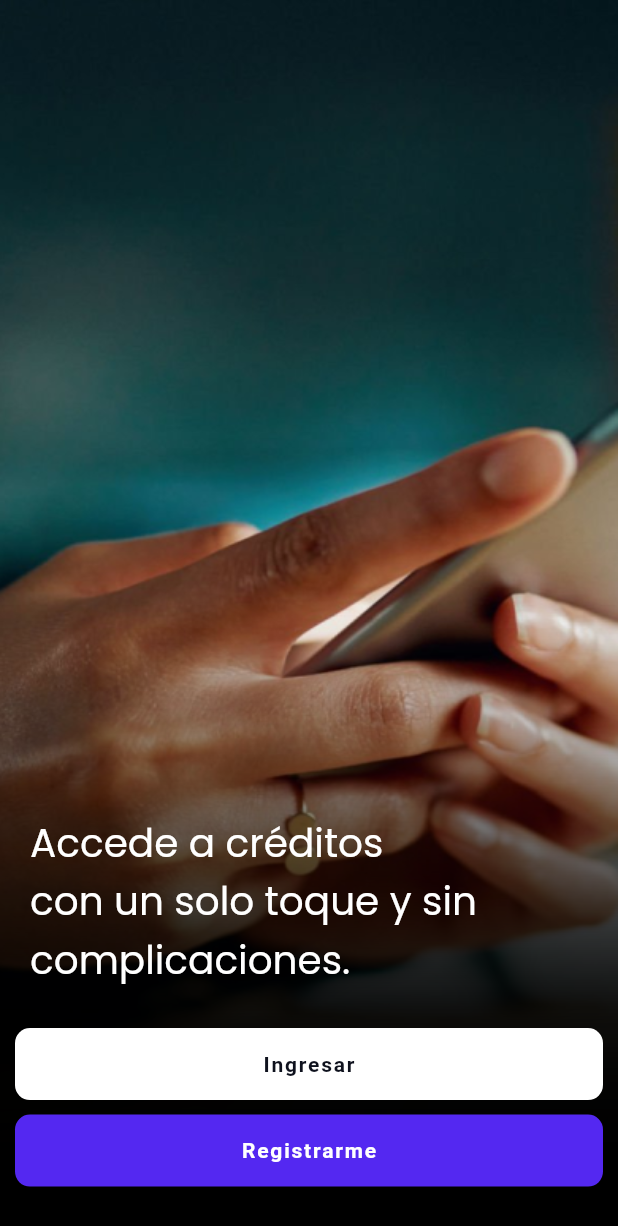
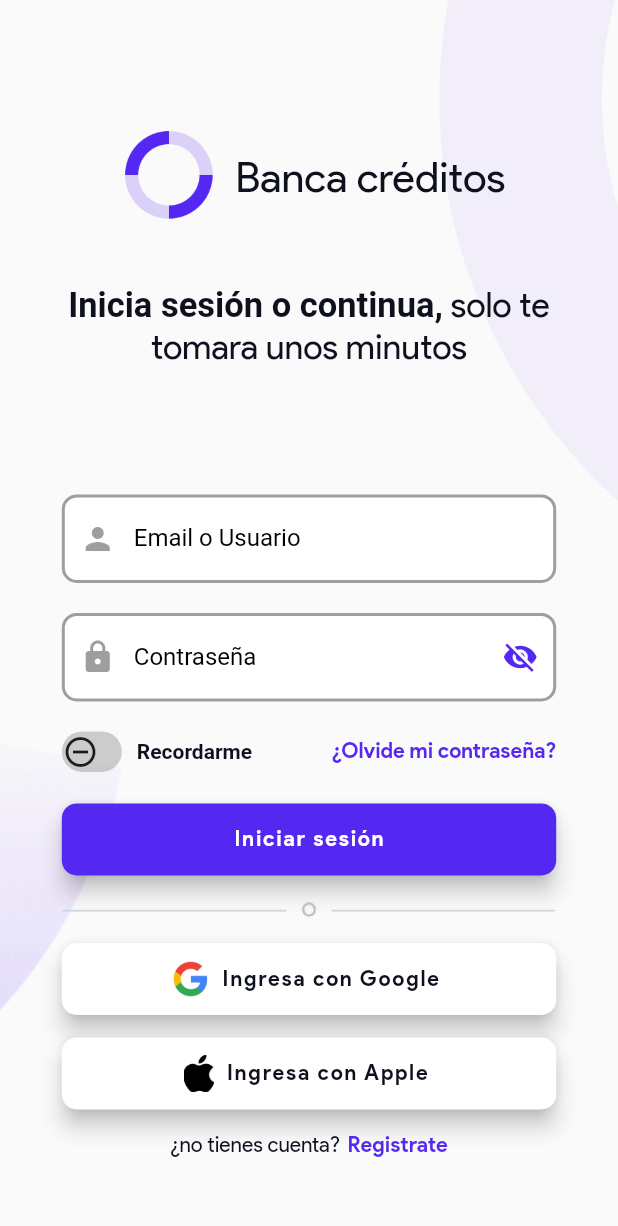
Before and after one commit to sidhara/technical_test_consware, a Flutter app: the Presentation screen opened directly, after a tap on "Ingresar", on a phone screen of 412 x 824 dp. Shown: the top 1226 px of the screen. Run offline on Flutter 3.47's test engine with Material 2 defaults, Android fonts, the phone set to English and light mode, and no system bars; drawn by our look-alikes of carousel_slider; our stand-ins replace page_transition.

Commit message:
login front

```diff
--- /dev/null
+++ b/lib/components/animated_switch.dart
@@ -0,0 +1,57 @@
+import 'package:flutter/material.dart';
+import 'package:technical_test_consware/frames/login.dart';
+
+class AnimatedSwitch extends StatefulWidget {
+  const AnimatedSwitch({Key? key}) : super(key: key);
+
+  @override
+  State<AnimatedSwitch> createState() => _AnimatedSwitchState();
+}
+
+class _AnimatedSwitchState extends State<AnimatedSwitch> {
+  late bool remember;
+
+  @override
+  void initState() {
+    super.initState();
+    remember=false;
+  }
+  @override
+  Widget build(BuildContext context) {
+    return AnimatedContainer(
+      duration: const Duration(milliseconds: 200),
+      height: 27,
+      width: 40,
+      decoration: BoxDecoration(
+        borderRadius: BorderRadius.circular(20),
+        color: remember ? Colors.green:Colors.grey.withOpacity(0.5)
+      ),
+      child: Stack(
+        children: <Widget>[
+          AnimatedPositioned(
+            duration: const Duration(milliseconds: 200),
+            curve: Curves.easeIn,
+            top: 1.7,
+            left: remember?15:0,
+            right: remember?0:15,
+            child: InkWell(
+              onTap: () {
+                setState(() {
+                  rememberPassword=!remember;
+                  remember=!remember;
+                });
+              },
+              child: AnimatedSwitcher(
+                duration: const Duration(milliseconds: 200),
+                transitionBuilder: (Widget child, Animation<double> animation) {
+                  return RotationTransition(turns: animation, child: child);
+                },
+                child: remember?Icon(Icons.check_circle, key: UniqueKey(),):Icon(Icons.remove_circle_outline, key: UniqueKey(),)
+              ),
+            ),
+          )
+        ],
+      ),
+    );
+  }
+}
--- a/lib/components/buttons.dart
+++ b/lib/components/buttons.dart
@@ -5,6 +5,8 @@ class LargeRectangularButton extends StatelessWidget {
   final Color backgroundColor;
   final Color textColor;
   final String text;
+  final String fontFamily;
+  final String iconImg;
   final double borderRadius;
   final Function() onTap;
   const LargeRectangularButton({
@@ -13,6 +15,8 @@ class LargeRectangularButton extends StatelessWidget {
     required this.backgroundColor,
     required this.textColor,
     required this.text,
+    this.fontFamily = 'null',
+    this.iconImg='null',
     required this.borderRadius,
     required this.onTap,
   }) : super(key: key);
@@ -22,18 +26,51 @@ class LargeRectangularButton extends StatelessWidget {
     return SizedBox(
       width: width,
       child: FloatingActionButton.extended(
+          heroTag: UniqueKey(),
           onPressed: onTap,
           backgroundColor: backgroundColor,
+          icon: iconImg!='null'?Image.asset(iconImg, height: 25,):null,
           label: Text(
             text,
             style: TextStyle(
               color: textColor,
-            fontWeight: FontWeight.bold
+              fontWeight: FontWeight.bold,
+              fontFamily: fontFamily != 'null' ? fontFamily : null
             )
           ),
           shape: RoundedRectangleBorder(
-          borderRadius: BorderRadius.circular(borderRadius)
-        )
+              borderRadius: BorderRadius.circular(borderRadius))),
+    );
+  }
+}
+
+class TextOnlyButton extends StatelessWidget {
+  final String text;
+  final double fontSize;
+  final String fontFamily;
+  final Color color;
+  final Function() onTap;
+  const TextOnlyButton(
+      {Key? key,
+      required this.text,
+      required this.fontSize,
+      required this.color,
+      this.fontFamily = 'null',
+      required this.onTap})
+      : super(key: key);
+
+  @override
+  Widget build(BuildContext context) {
+    return GestureDetector(
+      onTap: onTap,
+      child: Text(
+        text,
+        textAlign: TextAlign.center,
+        style: TextStyle(
+            fontFamily: fontFamily != 'null' ? fontFamily : null,
+            fontWeight: FontWeight.bold,
+            fontSize: fontSize,
+            color: color),
       ),
     );
   }
--- a/lib/components/splash_screen.dart
+++ b/lib/components/splash_screen.dart
@@ -61,3 +61,29 @@ class OnboardingSplash extends StatelessWidget {
     );
   }
 }
+
+class Splash extends StatelessWidget {
+  final Color color;
+  final String imgRoute;
+  const Splash({Key? key, required this.color, required this.imgRoute}) : super(key: key);
+
+  @override
+  Widget build(BuildContext context) {
+    final double width=getDeviceWidth(context),
+    height=getDeviceHeight(context);
+    return Container(
+      color: color,
+      child: Stack(
+        children: [
+          Positioned(
+            top: percentage(height, 35),
+            height: percentage(height, 30),
+            left: percentage(width, 15),
+            width: percentage(width, 70),
+            child: Image.asset(imgRoute)
+          )
+        ],
+      )
+    );
+  }
+}
--- /dev/null
+++ b/lib/components/textfield.dart
@@ -0,0 +1,78 @@
+import 'package:flutter/material.dart';
+
+class TextFieldCustom extends StatefulWidget {
+  final String text;
+  final bool password;
+  final bool user;
+  final TextEditingController controller;
+  final Color color;
+  final bool border;
+  final Color borderColor;
+
+  const TextFieldCustom({
+    Key? key,
+    required this.text,
+    required this.controller,
+    this.password = false,
+    this.user = false,
+    this.border = false,
+    this.borderColor = Colors.grey,
+    required this.color,
+  }) : super(key: key);
+
+  @override
+  State<TextFieldCustom> createState() => _TextFieldCustomState();
+}
+
+class _TextFieldCustomState extends State<TextFieldCustom> {
+  late bool hidden;
+
+  @override
+  void initState() {
+    super.initState();
+    hidden = widget.password ? true : false;
+  }
+
+  @override
+  Widget build(BuildContext context) {
+    return TextFormField(
+      cursorColor: widget.color,
+      obscureText: hidden,
+      obscuringCharacter: "•",
+      controller: widget.controller,
+      decoration: InputDecoration(
+          focusColor: widget.color,
+          labelStyle: const TextStyle(
+            color: Colors.black,
+          ),
+          filled: true,
+          fillColor: Colors.white,
+          enabledBorder: OutlineInputBorder(
+            borderRadius: BorderRadius.circular(10),
+            borderSide: widget.border
+                ? BorderSide(color: widget.borderColor, width: 2)
+                : BorderSide.none,
+          ),
+          focusedBorder: OutlineInputBorder(
+            borderRadius: BorderRadius.circular(10),
+            borderSide: BorderSide(color: widget.color, width: 2),
+          ),
+          border: const OutlineInputBorder(),
+          labelText: widget.text,
+          prefixIcon: widget.password
+              ? const Icon(Icons.lock,color:Colors.grey)
+              : widget.user ? const Icon(Icons.person,color:Colors.grey):null,
+          suffixIcon: widget.password
+              ? IconButton(
+                  color: widget.color,
+                  icon: Icon(hidden ? Icons.visibility_off : Icons.visibility),
+                  onPressed: () {
+                    setState(() {
+                      hidden = !hidden;
+                    });
+                  },
+                )
+              : null),
+    );
+  }
+}
--- /dev/null
+++ b/lib/frames/login.dart
@@ -0,0 +1,245 @@
+import 'package:flutter/material.dart';
+import 'package:technical_test_consware/components/animated_switch.dart';
+import 'package:technical_test_consware/components/buttons.dart';
+import 'package:technical_test_consware/components/colors.dart';
+import 'package:technical_test_consware/components/textfield.dart';
+import 'package:technical_test_consware/logic.dart/logic.dart';
+
+class Login extends StatefulWidget {
+  const Login({Key? key}) : super(key: key);
+
+  @override
+  State<Login> createState() => _LoginState();
+}
+
+late bool rememberPassword;
+
+class _LoginState extends State<Login> {
+  late final double width = getDeviceWidth(context),
+      height = getDeviceHeight(context);
+
+  TextEditingController emailController = TextEditingController();
+  TextEditingController passwordController = TextEditingController();
+
+  @override
+  void initState() {
+    super.initState();
+    controlDeviceOrientation();
+    rememberPassword = false;
+  }
+
+  @override
+  Widget build(BuildContext context) {
+    return GestureDetector(
+        onTap: () {
+          FocusScopeNode currentFocus = FocusScope.of(context);
+          if (!currentFocus.hasPrimaryFocus) currentFocus.unfocus();
+        },
+        child: Scaffold(
+            body: Stack(children: [
+          background(),
+          header("Banca créditos"),
+          title("Inicia sesión o continua,"," solo te tomara unos minutos"),
+          loginInputs("Email o Usuario","Contraseña","Recordarme","¿Olvide mi contraseña?"),
+          loginButtons("Iniciar sesión","Ingresa con Google","Ingresa con Apple","¿no tienes cuenta?","Registrate")
+        ])));
+  }
+
+  SizedBox background() {
+    return SizedBox(
+      width: width,
+      height: height,
+      child: Stack(
+        children: [
+          Positioned(right: 0, top: 0, child: Image.asset(bgDraw1, scale: 1.5)),
+          Positioned(
+              left: 0,
+              bottom: percentage(height, 5),
+              child: Image.asset(bgDraw2, scale: 1))
+        ],
+      ),
+    );
+  }
+
+  Positioned header(String text) {
+    return Positioned(
+        width: width - 10,
+        left: 5,
+        top: percentage(height, 10),
+        child: Row(
+          mainAxisAlignment: MainAxisAlignment.center,
+          children: [
+            Image.asset(bankLogo, scale: 2.4),
+            const SizedBox(width: 10),
+            Text(
+              text,
+              style: TextStyle(
+                  fontSize: 28,
+                  fontFamily: 'Product-sans',
+                  color: AppColor.blackFont,
+                  fontWeight: FontWeight.normal,
+                  decoration: TextDecoration.none),
+            )
+          ],
+        ));
+  }
+
+  Positioned title(String textBold, String text) {
+    return Positioned(
+      width: width - 20,
+      left: 10,
+      top: percentage(height, 23),
+      child: RichText(
+        textAlign: TextAlign.center,
+        text: TextSpan(
+          style: TextStyle(
+            fontSize: 23,
+            color: AppColor.blackFont,
+            fontFamily: 'Product-sans',
+          ),
+          children: <TextSpan>[
+            TextSpan(
+              text: textBold,
+              style: const TextStyle(fontWeight: FontWeight.bold)
+            ),
+            TextSpan(text: text),
+          ],
+        ),
+      )
+    );
+  }
+
+  Positioned loginInputs(String textEmail,String textPassword,String textRemember,String textForgot) {
+    return Positioned(
+        width: percentage(width, 80),
+        left: percentage(width, 10),
+        top: percentage(height, 40),
+        child: Column(
+          children: [
+            TextFieldCustom(//email
+              color: AppColor.purple,
+              text: textEmail,
+              controller: emailController,
+              border: true,
+              user: true,
+            ),
+            const SizedBox(height: 20),
+            TextFieldCustom(//password
+              color: AppColor.purple,
+              password: true,
+              controller: passwordController,
+              text: textPassword,
+              border: true,
+            ),
+            const SizedBox(height: 20),
+            Row(//row of remember login and forgot password
+              mainAxisAlignment: MainAxisAlignment.spaceBetween,
+              children: [
+                Row(//remember login
+                    children: [
+                  const AnimatedSwitch(),
+                  const SizedBox(width: 10),
+                  Text(
+                    textRemember,
+                    textAlign: TextAlign.center,
+                    style: TextStyle(
+                        fontWeight: FontWeight.bold,
+                        fontSize: 14,
+                        color: AppColor.blackFont),
+                  )
+                ]),
+                TextOnlyButton(//forgot your password
+                  text: textForgot,
+                  fontSize: 14,
+                  color: AppColor.purple,
+                  onTap: () => onPressed(1),
+                  fontFamily: 'Product-sans',
+                )
+              ],
+            )
+          ],
+        ));
+  }
+
+  Positioned loginButtons(String textLogin,String textLoginGoogle,String textLoginApple,String textRegister,String textSignUp) {
+    return Positioned(
+      width: percentage(width, 80),
+      left: percentage(width, 10),
+      top: percentage(height, 65),
+      child: Column(
+        children: [
+          LargeRectangularButton(//login
+            fontFamily: 'Product-sans',
+            width: percentage(width, 80),
+            borderRadius: 10,
+            backgroundColor: AppColor.purple,
+            textColor: Colors.white,
+            text: textLogin,
+            onTap: () => onPressed(0)
+          ),
+          const SizedBox(height: 15),
+          Image.asset(bgDraw3, width: width),
+          const SizedBox(height: 15),
+          LargeRectangularButton(//login Google
+            iconImg: googleLogo,
+            fontFamily: 'Product-sans',
+            width: percentage(width, 80),
+            borderRadius: 10,
+            backgroundColor: Colors.white,
+            textColor: AppColor.blackFont,
+            text: textLoginGoogle,
+            onTap: () => onPressed(2)
+          ),
+          const SizedBox(height: 15),
+          LargeRectangularButton(//login Apple
+            iconImg: appleLogo,
+            fontFamily: 'Product-sans',
+            width: percentage(width, 80),
+            borderRadius: 10,
+            backgroundColor: Colors.white,
+            textColor: AppColor.blackFont,
+            text: textLoginApple,
+            onTap: () => onPressed(3)
+          ),
+          const SizedBox(height: 15),
+          Row(
+            mainAxisAlignment: MainAxisAlignment.center,
+            children: [
+              Text(
+                textRegister,
+                style: TextStyle(
+                    fontSize: 14,
+                    fontFamily: 'Product-sans',
+                    color: AppColor.blackFont,
+                    fontWeight: FontWeight.normal,
+                    decoration: TextDecoration.none),
+              ),
+              const SizedBox(width: 5),
+              TextOnlyButton(//Register
+                text: textSignUp,
+                fontSize: 14,
+                color: AppColor.purple,
+                onTap: () => onPressed(4),
+                fontFamily: 'Product-sans',
+              )
+            ],
+          )
+        ],
+      )
+    );
+  }
+
+  void onPressed(int option) {
+    if (option == 0) {//login
+      print('login, remember=$rememberPassword');
+    } else if (option == 1) {//forgot password
+      print('forgot password');
+    } else if (option == 2) {//login google
+      print('login google');
+    } else if (option == 3) {//login apple
+      print('login apple');
+    } else {//sign up
+      print('sign up');
+    }
+  }
+}
--- a/lib/frames/presentation.dart
+++ b/lib/frames/presentation.dart
@@ -1,9 +1,42 @@
 import 'package:carousel_slider/carousel_slider.dart';
 import 'package:flutter/material.dart';
+import 'package:page_transition/page_transition.dart';
 import 'package:technical_test_consware/components/buttons.dart';
 import 'package:technical_test_consware/components/colors.dart';
 import 'package:technical_test_consware/components/splash_screen.dart';
+import 'package:technical_test_consware/frames/login.dart';
 import 'package:technical_test_consware/logic.dart/logic.dart';
+
+class Branding extends StatefulWidget {
+  const Branding({Key? key}) : super(key: key);
+
+  @override
+  State<Branding> createState() => _BrandingState();
+}
+
+class _BrandingState extends State<Branding> {
+
+  late List splashScreens=[];
+
+  @override
+  void initState(){
+    super.initState();
+    splashScreens=[
+      {'color': Colors.white, 'logo': conswareLogo},
+      {'color': AppColor.purple, 'logo': primitiveSlothLogoDark}
+    ];
+    controlDeviceOrientation();
+    startAnimation(mounted,context,splashScreens);
+  }
+
+  @override
+  Widget build(BuildContext context) {
+    return Splash(
+      color: splashScreens[0]['color'],
+      imgRoute: splashScreens[0]['logo']
+    );
+  }
+}
 
 class Presentation extends StatefulWidget {
   const Presentation({Key? key}) : super(key: key);
@@ -31,7 +64,6 @@ class _PresentationState extends State<Presentation> {
       }
     ];
     controlDeviceOrientation();
-    //startAnimation(mounted, context, splashScreens);
   }
 
   @override
@@ -39,15 +71,12 @@ class _PresentationState extends State<Presentation> {
     width = getDeviceWidth(context);
     height = getDeviceHeight(context);
     return Scaffold(
-      body: Stack(
-        children: [
-          slider(),
-          protectiveScreen(),
-          loginButton("Ingresar"),
-          registerButton("Registrarme")
-        ]
-      )
-    );
+        body: Stack(children: [
+      slider(),
+      protectiveScreen(),
+      loginButton("Ingresar"),
+      registerButton("Registrarme")
+    ]));
   }
 
   Positioned slider() {
@@ -58,7 +87,7 @@ class _PresentationState extends State<Presentation> {
       options: CarouselOptions(
         height: height,
         viewportFraction: 1,
-        autoPlayInterval: const Duration(seconds: 8),
+        autoPlayInterval: const Duration(seconds: 5),
         autoPlayAnimationDuration: const Duration(milliseconds: 800),
         autoPlay: true,
       ),
@@ -79,7 +108,13 @@ class _PresentationState extends State<Presentation> {
       left: 10,
       bottom: percentage(height, 11),
       child: LargeRectangularButton(
-        width: width-20, backgroundColor: Colors.white, textColor: AppColor.blackFont, text: text, borderRadius: 10, onTap: ()=>onPressed(0)
+        fontFamily: 'Product-sans',
+        width: width - 20,
+        backgroundColor: Colors.white,
+        textColor: AppColor.blackFont,
+        text: text,
+        borderRadius: 10,
+        onTap: () => onPressed(0)
       )
     );
   }
@@ -89,15 +124,29 @@ class _PresentationState extends State<Presentation> {
       left: 10,
       bottom: percentage(height, 4),
       child: LargeRectangularButton(
-        width: width-20, backgroundColor: AppColor.purple, textColor: Colors.white, text: text, borderRadius: 10, onTap: ()=>onPressed(1)
+        fontFamily: 'Product-sans',
+        width: width - 20,
+        backgroundColor: AppColor.purple,
+        textColor: Colors.white,
+        text: text,
+        borderRadius: 10,
+        onTap: () => onPressed(1)
       )
     );
   }
 
-  void onPressed(int option){
-    if(option==0){//login
-      print('login');
-    }else{//register
+  void onPressed(int option) {
+    if (option == 0) {//login
+      Navigator.push(
+        context,
+        PageTransition(
+          duration: const Duration(milliseconds: 500),
+          type: PageTransitionType.bottomToTop,
+          child: const Login(),
+          childCurrent: const Presentation()
+        )
+      );
+    } else {//register
       print('forgot password');
     }
   }
--- a/lib/logic.dart/logic.dart
+++ b/lib/logic.dart/logic.dart
@@ -1,7 +1,15 @@
 import 'package:flutter/material.dart';
 import 'package:flutter/services.dart';
+import 'package:page_transition/page_transition.dart';
+import 'package:technical_test_consware/components/splash_screen.dart';
+import 'package:technical_test_consware/frames/presentation.dart';
 
-const String splash1 = 'assets/splash1.png', splash2 = 'assets/splash2.png';
+const String splash1 = 'assets/splash1.png', splash2 = 'assets/splash2.png',
+  primitiveSlothLogoDark='assets/Primitive_Sloth_Software_Logo_Dark.png',
+  conswareLogo='assets/consware-logo.png',bgDraw1='assets/bg-draw-r.png',
+  bankLogo='assets/logo.png',bgDraw2='assets/bg-draw-l.png',
+  bgDraw3='assets/bg-draw-c.png',googleLogo='assets/google-logo.png',
+  appleLogo='assets/apple-logo.png';
 
 double getDeviceWidth(BuildContext context) {
   return MediaQuery.of(context).size.width;
@@ -21,3 +29,76 @@ void controlDeviceOrientation() {
     DeviceOrientation.portraitDown,
   ]);
 }
+
+startAnimation(dynamic mounted,BuildContext context,List splashScreens)async{
+  for(int i=0;i<splashScreens.length;i++){
+    if(i==splashScreens.length-1){
+      await passToNextSplash(
+        context,
+        splashScreens[i]['color'],
+        splashScreens[i]['logo'],
+        true
+      );
+    }else{
+      if (!mounted) return;//this is necesary for passing building context in between async gaps
+      await passToNextSplash(
+        context,
+        splashScreens[i]['color'],
+        splashScreens[i]['logo'],
+        false,
+        splashScreens[i+1]['color'],
+        splashScreens[i+1]['logo']
+      );
+    }
+  }
+}
+
+Future<void> passToNextSplash(
+  BuildContext context,
+  Color colorCurrentSplash,
+  String imgRouteCurrentSplash,
+    [
+      bool finalSplash=false,
+      Color colorNextSplash=Colors.red,
+      String imgRouteNextSplash='',
+    ]
+)async{
+  await Future.delayed(
+    const Duration(seconds: 4),
+    (){
+      if(finalSplash==true){
+        Navigator.pushAndRemoveUntil(
+          context,
+          PageTransition(
+            duration: const Duration(seconds: 1),
+            type: PageTransitionType.fade,
+            child: const Presentation(),//isLoggedIn()?const Home():const Login(),
+            childCurrent: Splash(color: colorCurrentSplash,imgRoute: imgRouteCurrentSplash)
+          ),
+          (route) => false
+        );
+      }else{
+        Navigator.push(
+          context,
+          PageTransition(
+            duration: const Duration(seconds: 1),
+            type: PageTransitionType.fade,
+            child: Splash(
+              color: colorNextSplash,
+              imgRoute: imgRouteNextSplash,
+            ),
+            childCurrent: Splash(
+              color: colorCurrentSplash,
+              imgRoute: imgRouteCurrentSplash
+            )
+          )
+        );
+      }
+    }
+  );
+}
+
+bool isLoggedIn(){
+  //in development
+  return true;
+}
--- a/lib/main.dart
+++ b/lib/main.dart
@@ -11,6 +11,6 @@ class MyApp extends StatelessWidget {
   @override
   Widget build(BuildContext context) {
     return const MaterialApp(
-        debugShowCheckedModeBanner: false, home: Presentation());
+        debugShowCheckedModeBanner: false, home: Branding());
   }
 }
```
Also changed, not shown: pubspec.yaml (+8 -0 lines), assets/Primitive_Sloth_Software_Logo_Dark.png (added), assets/apple-logo.png (added), assets/bg-draw-c.png (added), assets/bg-draw-l.png (added), assets/bg-draw-r.png (added), assets/consware-logo.png (added), assets/fonts/product-sans/Product Sans Bold Italic.ttf (added), assets/fonts/product-sans/Product Sans Bold.ttf (added), assets/fonts/product-sans/Product Sans Italic.ttf (added), assets/fonts/product-sans/Product Sans Regular.ttf (added), assets/google-logo.png (added), pubspec.lock. Lines whose indentation alone changed are shown as unchanged.
